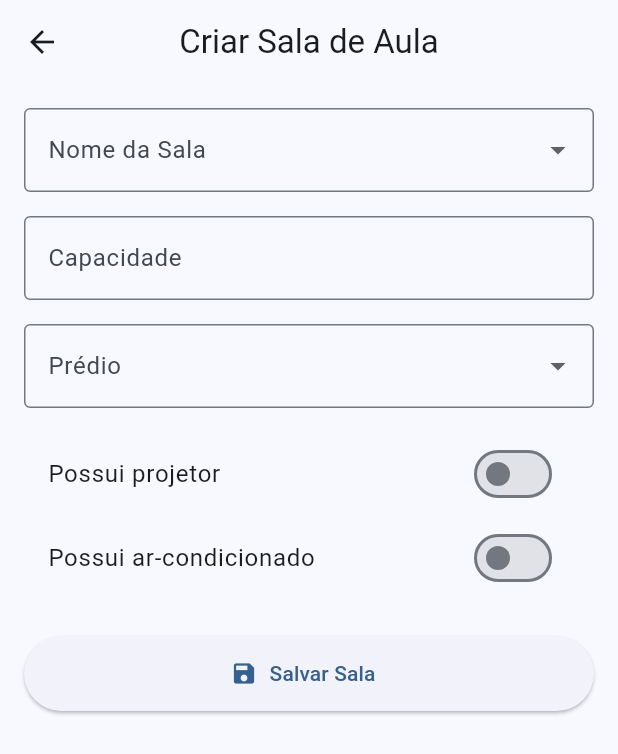
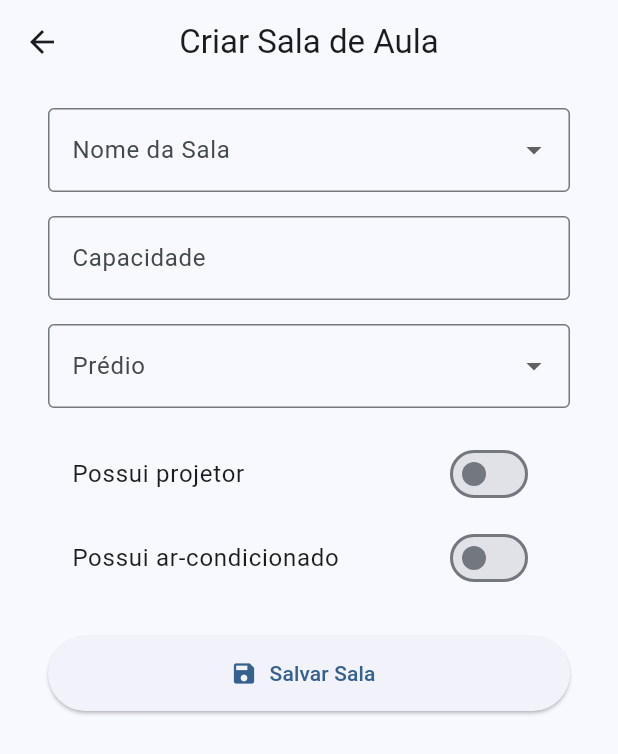
Before and after one commit to eduuardonogueira/campus-click, a Flutter app: the screen it shows after launch, after a tap on the "add" icon, on a phone screen of 412 x 824 dp. Shown: the top 754 px of the screen. Run offline on Flutter 3.47's test engine with Material 3 defaults, Android fonts, the phone set to English and light mode, and no system bars.

Commit message:
pequenas mudanças em classroom_list e create_classroom

```diff
--- a/lib/pages/classroom_list_page.dart
+++ b/lib/pages/classroom_list_page.dart
@@ -11,7 +11,7 @@ class ClassroomListPage extends StatefulWidget {
 class _ClassroomListPageState extends State<ClassroomListPage> {
   final List<Map<String, dynamic>> _classrooms = [];
 
-  // NOVO: controller e texto da pesquisa
+  // Controller e texto da pesquisa
   final TextEditingController _searchController = TextEditingController();
   String _searchText = "";
 
@@ -22,11 +22,12 @@ class _ClassroomListPageState extends State<ClassroomListPage> {
     );
 
     if (result != null && result is Map<String, dynamic>) {
+      // Adiciona dias fixos ao criar a sala
+      result["diasDisponiveis"] = ["Seg", "Ter", "Qua", "Qui", "Sex"];
       setState(() => _classrooms.add(result));
     }
   }
 
-  // NOVO: listener do searchController
   @override
   void initState() {
     super.initState();
@@ -45,7 +46,6 @@ class _ClassroomListPageState extends State<ClassroomListPage> {
 
   @override
   Widget build(BuildContext context) {
-    // NOVO: filtra salas pelo texto da pesquisa
     final filteredClassrooms = _classrooms
         .where((sala) =>
             sala["nome"].toLowerCase().contains(_searchText.toLowerCase()))
@@ -57,31 +57,22 @@ class _ClassroomListPageState extends State<ClassroomListPage> {
         centerTitle: true,
       ),
       body: Column(
-        children: [
-          // NOVO: barra de pesquisa no topo esquerdo
-          Padding(
-            padding: const EdgeInsets.all(8.0),
-            child: Align(
-              alignment: Alignment.centerRight,
-              child: Padding(
-              padding: const EdgeInsets.fromLTRB(0, 24, 250, 0), // left, top, right, bottom
-              child: SizedBox(
-                width: 250,
-                height: 40,
-                child: TextField(
-                  controller: _searchController,
-                  decoration: InputDecoration(
-                    hintText: "Pesquisar salas...",
-                    prefixIcon: const Icon(Icons.search),
-                    border: OutlineInputBorder(
-                      borderRadius: BorderRadius.circular(12),
-                    ),
-                  ),
-                ),
+            children: [
+              Padding( padding: const EdgeInsets.all(8.0),
+              child: Align( alignment: Alignment.centerRight, child:
+              Padding( padding: const EdgeInsets.fromLTRB(0, 24, 250, 0), // left, top, right, bottom
+              child: SizedBox( width: 250, height: 40, child:
+              TextField( controller: _searchController, decoration:
+              InputDecoration( hintText: "Pesquisar salas...", prefixIcon:
+              const Icon(Icons.search), border: OutlineInputBorder( borderRadius:
+              BorderRadius.circular(12),
               ),
             ),
           ),
         ),
+      ),
+    ),
+  ),
           // Lista de salas
           Expanded(
             child: filteredClassrooms.isEmpty
@@ -93,7 +84,7 @@ class _ClassroomListPageState extends State<ClassroomListPage> {
                       return Card(
                         margin: const EdgeInsets.symmetric(
                             horizontal: 250, vertical: 10),
-                        child: ListTile(
+                        child: ExpansionTile(
                           leading: const Icon(Icons.meeting_room),
                           title: Text(sala["nome"]),
                           subtitle: Text(
@@ -107,6 +98,51 @@ class _ClassroomListPageState extends State<ClassroomListPage> {
                                 const Icon(Icons.ac_unit, color: Colors.lightBlue),
                             ],
                           ),
+                          children: [
+                            Padding(
+                              padding: const EdgeInsets.symmetric(
+                                  horizontal: 16, vertical: 8),
+                              child: Row(
+                                crossAxisAlignment: CrossAxisAlignment.center,
+                                children:
+                                    sala["diasDisponiveis"].map<Widget>((dia) {
+                                  return Padding(
+                                    padding:
+                                        const EdgeInsets.symmetric(vertical: 4, horizontal: 20),
+                                    child: Row(
+                                      children: [
+                                        Container(
+                                          padding: const EdgeInsets.symmetric(
+                                              horizontal: 16, vertical: 8),
+                                          decoration: BoxDecoration(
+                                            color: Colors.green.shade600,
+                                            borderRadius:
+                                                BorderRadius.circular(8),
+                                          ),
+                                          child: Text(
+                                            dia,
+                                            style: const TextStyle(
+                                              color: Colors.white,
+                                              fontWeight: FontWeight.bold,
+                                            ),
+                                          ),
+                                        ),
+                                        const SizedBox(width: 12),
+                                        Column(
+                                          crossAxisAlignment:
+                                              CrossAxisAlignment.start,
+                                          children: const [
+                                            Text("18:00 - 20:00"),
+                                            Text("20:00 - 21:30"),
+                                          ],
+                                        ),
+                                      ],
+                                    ),
+                                  );
+                                }).toList(),
+                              ),
+                            ),
+                          ],
                         ),
                       );
                     },
--- a/lib/pages/create_classroom_page.dart
+++ b/lib/pages/create_classroom_page.dart
@@ -23,7 +23,6 @@ class _CreateClassroomPageState extends State<CreateClassroomPage> {
     "Laboratório 4",
   ];
 
-  // agora temos apenas 1 opção de prédio
   final List<String> _buildings = [
     "Pavilhão de Salas de Aula",
   ];
@@ -59,8 +58,16 @@ class _CreateClassroomPageState extends State<CreateClassroomPage> {
         title: const Text("Criar Sala de Aula"),
         centerTitle: true,
       ),
-      body: Padding(
-        padding: const EdgeInsets.all(16.0),
+      body: LayoutBuilder(
+        builder: (context, constraints) {
+          // Define largura do formulário para manter 250px de margem em telas grandes
+          double formWidth =
+              constraints.maxWidth > 800 ? 800 : constraints.maxWidth - 32;
+
+          return Center(
+            child: Container(
+              width: formWidth,
+              padding: const EdgeInsets.symmetric(horizontal: 16, vertical: 16),
               child: Form(
                 key: _formKey,
                 child: ListView(
@@ -95,7 +102,8 @@ class _CreateClassroomPageState extends State<CreateClassroomPage> {
                         if (value == null || value.isEmpty) {
                           return "Informe a capacidade";
                         }
-                  if (int.tryParse(value) == null || int.parse(value) <= 0) {
+                        if (int.tryParse(value) == null ||
+                            int.parse(value) <= 0) {
                           return "Informe um número válido";
                         }
                         return null;
@@ -124,7 +132,8 @@ class _CreateClassroomPageState extends State<CreateClassroomPage> {
                     SwitchListTile(
                       title: const Text("Possui projetor"),
                       value: _hasProjector,
-                onChanged: (value) => setState(() => _hasProjector = value),
+                      onChanged: (value) =>
+                          setState(() => _hasProjector = value),
                     ),
                     SwitchListTile(
                       title: const Text("Possui ar-condicionado"),
@@ -146,5 +155,8 @@ class _CreateClassroomPageState extends State<CreateClassroomPage> {
               ),
             ),
           );
+        },
+      ),
+    );
   }
 }
```
Lines whose indentation alone changed are shown as unchanged.
